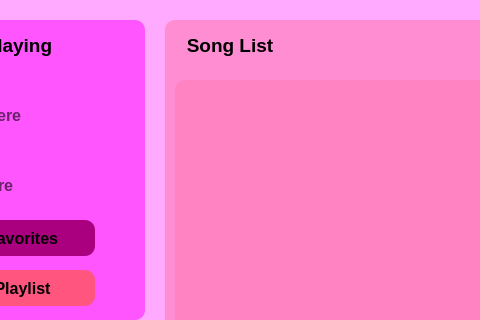
Before: the Qt Designer form mainwindow.ui in M0tgh3y/music-player-qt, drawn with Qt 5; both pictures show x 175 to 655 and y 0 to 320 of the 880 by 550 pixel window.
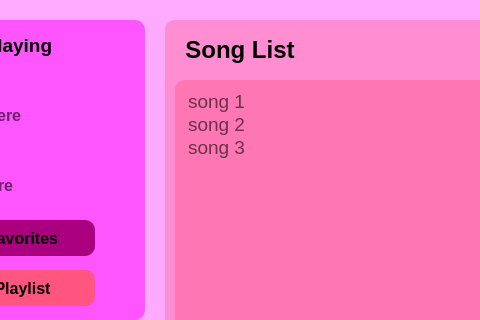
After: the same form once the commit is applied. Icons and pictures are not drawn.

```diff
--- a/mainwindow.ui
+++ b/mainwindow.ui
@@ -536,13 +536,13 @@
        <rect>
         <x>10</x>
         <y>10</y>
-        <width>110</width>
-        <height>30</height>
+        <width>130</width>
+        <height>40</height>
        </rect>
       </property>
       <property name="font">
        <font>
-        <pointsize>14</pointsize>
+        <pointsize>18</pointsize>
         <bold>true</bold>
        </font>
       </property>
@@ -635,7 +635,7 @@
        </size>
       </property>
      </widget>
-     <widget class="QListView" name="listView">
+     <widget class="QListWidget" name="listWidget">
       <property name="geometry">
        <rect>
         <x>10</x>
@@ -644,6 +644,31 @@
         <height>280</height>
        </rect>
       </property>
+      <property name="font">
+       <font>
+        <pointsize>14</pointsize>
+       </font>
+      </property>
+      <property name="styleSheet">
+       <string notr="true">color: rgba(0, 0, 0, 150);
+background-color: rgba(255, 85, 127, 100);
+padding: 10px;</string>
+      </property>
+      <item>
+       <property name="text">
+        <string>song 1</string>
+       </property>
+      </item>
+      <item>
+       <property name="text">
+        <string>song 2</string>
+       </property>
+      </item>
+      <item>
+       <property name="text">
+        <string>song 3</string>
+       </property>
+      </item>
      </widget>
     </widget>
     <widget class="QWidget" name="page_2"/>
```
Left out of the diff: 48 changed lines with no effect on the pictures.
